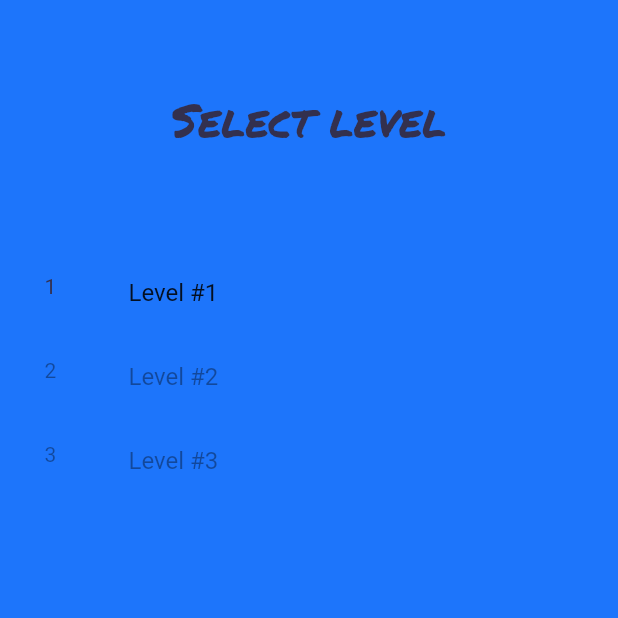
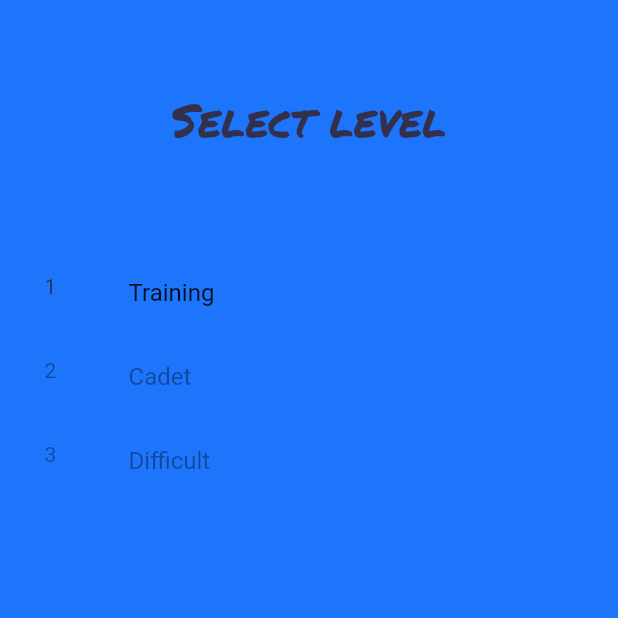
Before and after one commit to cybaker/Steroids, a Flutter app: the LevelSelectionScreen screen opened by its route, on a phone screen of 412 x 824 dp, the top half of it. Run offline on Flutter 3.47's test engine with Material 2 defaults, Android fonts, the phone set to English and light mode, and no system bars; our stand-ins replace audioplayers, firebase_core, firebase_crashlytics, go_router, google_mobile_ads, in_app_purchase and 1 more; missing offline and left inert: flame, flame_audio, games_services; accounts and stored records are empty.

Commit message:
Updates to gameplay (#9)
* Polygon asteroid game bounds fix

* Many updates to views, play

Co-authored-by: Thomas Baker <thomas_baker@intuit.com>

```diff
--- a/lib/src/game/components/game_edge.dart
+++ b/lib/src/game/components/game_edge.dart
@@ -3,40 +3,38 @@ import 'dart:ui';
 import 'package:flame/collisions.dart';
 import 'package:flame/components.dart';
 import 'package:flame/palette.dart';
+import 'package:steroids/src/game/components/polygonAsteroid.dart';
+import 'package:steroids/src/game/extensions/component_effects.dart';
 
 import '../../level_selection/levels.dart';
 import '../steroids.dart';
 
-class GameEdge extends PolygonComponent
-    with HasGameRef<SteroidsLevel>,
-        CollisionCallbacks  {
+class GameEdge extends PolygonComponent with HasGameRef<SteroidsLevel>, CollisionCallbacks {
   final GameLevel level;
 
-  GameEdge({required this.level}) : super([
-    Vector2(level.playfieldDimension.toDouble(), level.playfieldDimension.toDouble()),
-    Vector2(level.playfieldDimension.toDouble(), -level.playfieldDimension.toDouble()),
-    Vector2(-level.playfieldDimension.toDouble(), -level.playfieldDimension.toDouble()),
-    Vector2(-level.playfieldDimension.toDouble(), level.playfieldDimension.toDouble()),
-  ]);
+  GameEdge({required this.level})
+      : super([
+          Vector2(level.playfieldDimension.toDouble(), level.playfieldDimension.toDouble()),
+          Vector2(level.playfieldDimension.toDouble(), -level.playfieldDimension.toDouble()),
+          Vector2(-level.playfieldDimension.toDouble(), -level.playfieldDimension.toDouble()),
+          Vector2(-level.playfieldDimension.toDouble(), level.playfieldDimension.toDouble()),
+        ]);
 
   @override
   Future<void> onLoad() async {
     await super.onLoad();
     paint = BasicPalette.red.paint()
       ..style = PaintingStyle.stroke
-      ..strokeWidth = 5;
+      ..strokeWidth = 20;
     await add(PolygonHitbox(vertices));
   }
 
   @override
   void onCollision(Set<Vector2> intersectionPoints, PositionComponent other) {
+    super.onCollision(intersectionPoints, other);
     // debugPrint('Edge Collided with $other');
-    var offset = level.playfieldDimension.toDouble() - 20;
-    if (other.position.x.abs() >= level.playfieldDimension.toDouble()) {
-      other.position.x = other.position.x > 0 ? -offset : offset;
-    } else if (other.position.y.abs() >= level.playfieldDimension.toDouble()) { // y must be hitting
-      other.position.y = other.position.y > 0 ? -offset : offset;
+    if (!(other is PolygonAsteroid)) {
+      other.keepWithinGameBounds(level);
     }
-    super.onCollision(intersectionPoints, other);
   }
 }
--- a/lib/src/game/view/game_view.dart
+++ b/lib/src/game/view/game_view.dart
@@ -101,6 +101,7 @@ class GameViewState extends State<GameView> {
                         child: StationViewPanel(
                       station: _steroidsLevel.singleStation,
                       levelState: _levelState,
+                          level: widget.level,
                     )),
                     Consumer<LevelState>(
                       builder: (context, levelState, child) => Text('Level progress: ${levelState.progress}'),
--- a/lib/src/level_selection/level_selection_screen.dart
+++ b/lib/src/level_selection/level_selection_screen.dart
@@ -52,7 +52,7 @@ class LevelSelectionScreen extends StatelessWidget {
                             .go('/play/session/${level.number}');
                       },
                       leading: Text(level.number.toString()),
-                      title: Text('Level #${level.number}'),
+                      title: Text('${level.name}'),
                     )
                 ],
               ),
--- a/lib/src/level_selection/levels.dart
+++ b/lib/src/level_selection/levels.dart
@@ -5,6 +5,7 @@
 const gameLevels = [
   GameLevel(
     number: 1,
+    name: 'Training',
     difficulty: 5,
     cameraDimension: 600,
     playfieldDimension: 300,
@@ -25,14 +26,15 @@ const gameLevels = [
   ),
   GameLevel(
     number: 2,
+    name: 'Cadet',
     difficulty: 42,
     cameraDimension: 600,
     playfieldDimension: 400,
-    asteroidCount: 20,
+    asteroidCount: 15,
     maxAsteroidSpeed: 1.5,
     maxAsteroidSize: 20,
     minAsteroidSize: 5,
-    asteroidDamageMultiplier: 1,
+    asteroidDamageMultiplier: 2,
     winStorageTarget: 150,
     thrustMultiplier: 1,
     fireMultiplier: 1,
@@ -40,15 +42,16 @@ const gameLevels = [
   ),
   GameLevel(
     number: 3,
+    name: 'Difficult',
     difficulty: 100,
     cameraDimension: 600,
     playfieldDimension: 600,
-    asteroidCount: 30,
+    asteroidCount: 20,
     maxAsteroidSpeed: 2,
     maxAsteroidSize: 20,
     minAsteroidSize: 5,
-    asteroidDamageMultiplier: 1,
-    winStorageTarget: 200,
+    asteroidDamageMultiplier: 3,
+    winStorageTarget: 300,
     thrustMultiplier: 1,
     fireMultiplier: 1,
     powerRegenMultiplier: 1,
@@ -59,7 +62,7 @@ const gameLevels = [
 
 class GameLevel {
   final int number;
-
+  final String name;
   final int difficulty;
 
   final int cameraDimension;
@@ -86,6 +89,7 @@ class GameLevel {
 
   const GameLevel({
     required this.number,
+    required this.name,
     required this.difficulty,
     required this.cameraDimension,
     required this.playfieldDimension,
```
Also changed, not shown: lib/src/game/components/polygonAsteroid.dart (+16 -10 lines), lib/src/game/extensions/component_effects.dart (+16 -0 lines), lib/src/game/player/player_view.dart (+20 -8 lines), lib/src/game/station/station_component.dart (+5 -2 lines), lib/src/game/station/station_view.dart (+14 -12 lines), lib/src/game/util/sounds.dart (+17 -14 lines), lib/src/game/widgets/asteroid_factory.dart (+3 -15 lines), 1 other file.
